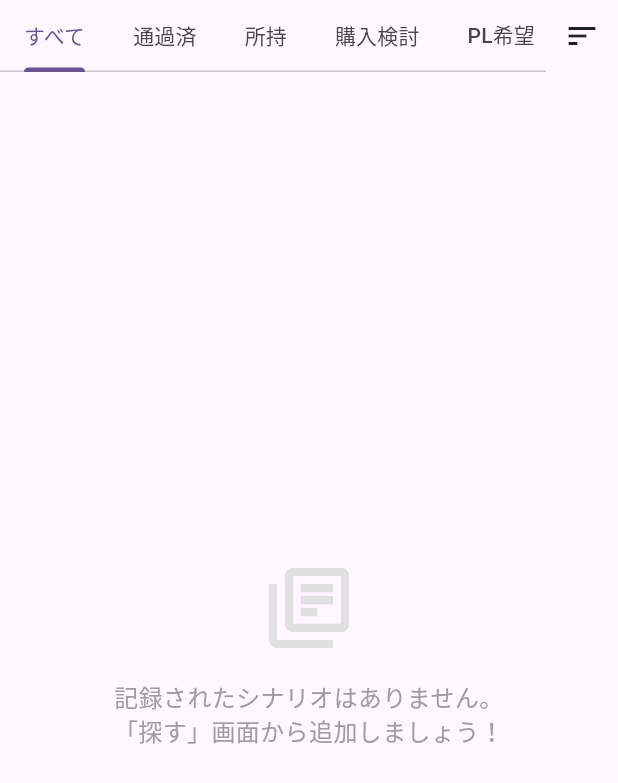
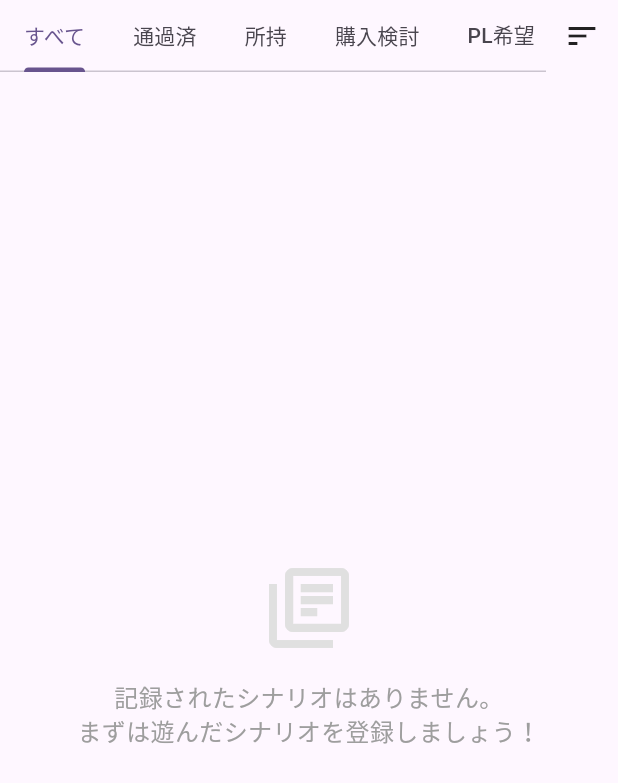
Before and after one commit to ITdedenne/my_madamis_app, a Flutter app: the MyListPage screen opened directly, on a phone screen of 412 x 824 dp. Shown: the top 783 px of the screen. Run offline on Flutter 3.47's test engine with Material 3 defaults, Android fonts, the phone set to English and light mode, and no system bars; our stand-ins replace equatable, flutter_riverpod; missing offline and left inert: amplify_api, amplify_auth_cognito, amplify_core, amplify_flutter, amplify_storage_s3.

Commit message:
add Text

```diff
--- a/lib/features/scenario_logbook/presentation/pages/my_list_page.dart
+++ b/lib/features/scenario_logbook/presentation/pages/my_list_page.dart
@@ -27,7 +27,6 @@ class _MyListPageState extends ConsumerState<MyListPage> with SingleTickerProvid
   @override
   void initState() {
     super.initState();
-    // ★ 修正: タブ数を 4 -> 5 に変更
     _tabController = TabController(length: 5, vsync: this);
     _tabController.addListener(() {
       if (_tabController.indexIsChanging) return;
@@ -64,7 +63,6 @@ class _MyListPageState extends ConsumerState<MyListPage> with SingleTickerProvid
                       Tab(text: '通過済'),
                       Tab(text: '所持'),
                       Tab(text: '購入検討'),
-                      // ★ 追加: PL希望タブ
                       Tab(text: 'PL希望'),
                     ],
                   ),
@@ -186,11 +184,10 @@ class _MyListPageState extends ConsumerState<MyListPage> with SingleTickerProvid
 
   Widget _buildEmptyState(MyListFilter filter) {
     final message = switch (filter) {
-      MyListFilter.all => '記録されたシナリオはありません。\n「探す」画面から追加しましょう！',
+      MyListFilter.all => '記録されたシナリオはありません。\nまずは遊んだシナリオを登録しましょう！', // ★ ここを変更しました
       MyListFilter.played => '「通過済」のシナリオはありません。',
       MyListFilter.possessed => '「所持」しているシナリオはありません。',
       MyListFilter.wantsToGm => '「購入検討中」のシナリオはありません。',
-      // ★ 追加: ヌケモレ修正
       MyListFilter.wantsToPlay => '「PL希望」のシナリオはありません。\n遊びたいシナリオを登録しましょう！',
     };
 
```
